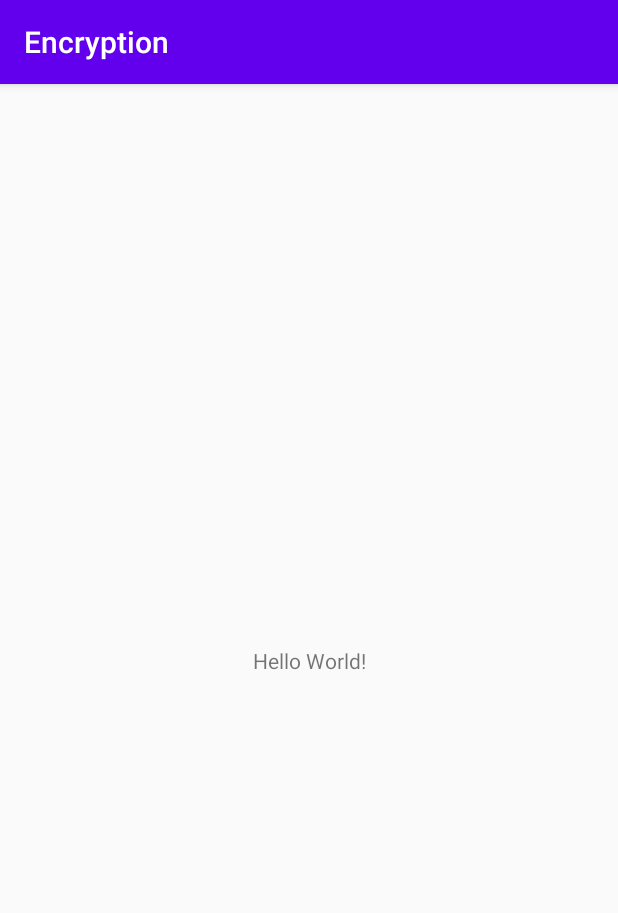
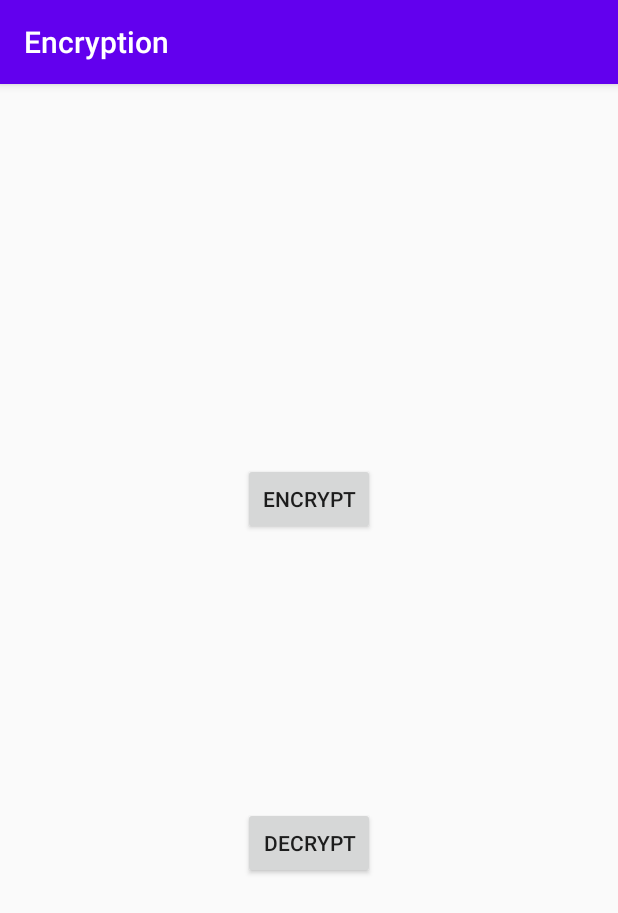
Before and after one commit to rajesh010/Encryption, an Android app: the screen it shows after launch (MainActivity), on a phone screen of 412 x 824 dp. Shown: the top 913 px of the screen. Run offline under Robolectric (Android 15) with nearby library versions, the phone set to English and light mode, and no system bars.

Commit message:
Bare-bone skeleton added

```diff
--- a/app/src/main/AndroidManifest.xml
+++ b/app/src/main/AndroidManifest.xml
@@ -9,6 +9,8 @@
         android:roundIcon="@mipmap/ic_launcher_round"
         android:supportsRtl="true"
         android:theme="@style/Theme.Encryption">
+        <activity android:name=".Decrypt"></activity>
+        <activity android:name=".Encrypt" />
         <activity android:name=".MainActivity">
             <intent-filter>
                 <action android:name="android.intent.action.MAIN" />
--- a/app/src/main/java/com/example/encryption/MainActivity.java
+++ b/app/src/main/java/com/example/encryption/MainActivity.java
@@ -1,13 +1,42 @@
 package com.example.encryption;
 
+import android.content.Intent;
 import android.support.v7.app.AppCompatActivity;
 import android.os.Bundle;
+import android.view.View;
+import android.widget.Button;
 
 public class MainActivity extends AppCompatActivity {
+
+    Button Btn_encrypt, Btn_decrypt;
+
+
 
     @Override
     protected void onCreate(Bundle savedInstanceState) {
         super.onCreate(savedInstanceState);
         setContentView(R.layout.activity_main);
-    }
+
+        Btn_encrypt = findViewById(R.id.Btn_encrypt);
+        Btn_decrypt = findViewById(R.id.Btn_decrypt);
+
+        Btn_encrypt.setOnClickListener(new View.OnClickListener() {
+            @Override
+            public void onClick(View v) {
+                Intent i = new Intent(MainActivity.this, Encrypt.class);
+                startActivity(i);
+            }
+        });
+
+
+        Btn_decrypt.setOnClickListener(new View.OnClickListener() {
+            @Override
+            public void onClick(View v) {
+                Intent i = new Intent(MainActivity.this, Decrypt.class);
+                startActivity(i);
+            }
+        });
+
+
+    } //end of on create function
 }
--- a/app/src/main/res/layout/activity_main.xml
+++ b/app/src/main/res/layout/activity_main.xml
@@ -6,13 +6,27 @@
     android:layout_height="match_parent"
     tools:context=".MainActivity">
 
-    <TextView
+    <Button
+        android:id="@+id/Btn_encrypt"
         android:layout_width="wrap_content"
         android:layout_height="wrap_content"
-        android:text="Hello World!"
-        app:layout_constraintBottom_toBottomOf="parent"
-        app:layout_constraintLeft_toLeftOf="parent"
-        app:layout_constraintRight_toRightOf="parent"
+        android:layout_marginTop="234dp"
+        android:layout_marginBottom="163dp"
+        android:text="Encrypt"
+        app:layout_constraintBottom_toTopOf="@+id/Btn_decrypt"
+        app:layout_constraintEnd_toEndOf="parent"
+        app:layout_constraintHorizontal_bias="0.5"
+        app:layout_constraintStart_toStartOf="parent"
         app:layout_constraintTop_toTopOf="parent" />
 
+    <Button
+        android:id="@+id/Btn_decrypt"
+        android:layout_width="wrap_content"
+        android:layout_height="wrap_content"
+        android:layout_marginBottom="238dp"
+        android:text="Decrypt"
+        app:layout_constraintBottom_toBottomOf="parent"
+        app:layout_constraintEnd_toEndOf="parent"
+        app:layout_constraintHorizontal_bias="0.5"
+        app:layout_constraintStart_toStartOf="parent" />
 </android.support.constraint.ConstraintLayout>
```
Also changed, not shown: app/src/main/java/com/example/encryption/Decrypt.java (added, +13 -0 lines), app/src/main/java/com/example/encryption/Encrypt.java (added, +16 -0 lines), app/src/main/res/layout/activity_decrypt.xml (added, +92 -0 lines), app/src/main/res/layout/activity_encrypt.xml (added, +63 -0 lines).
